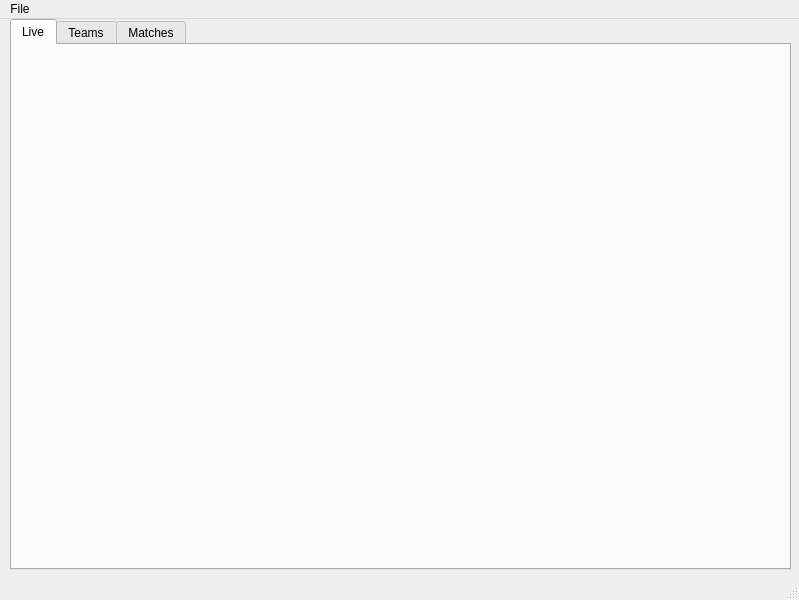
chhopsky/updatethestream, file form.ui: the form before one commit.
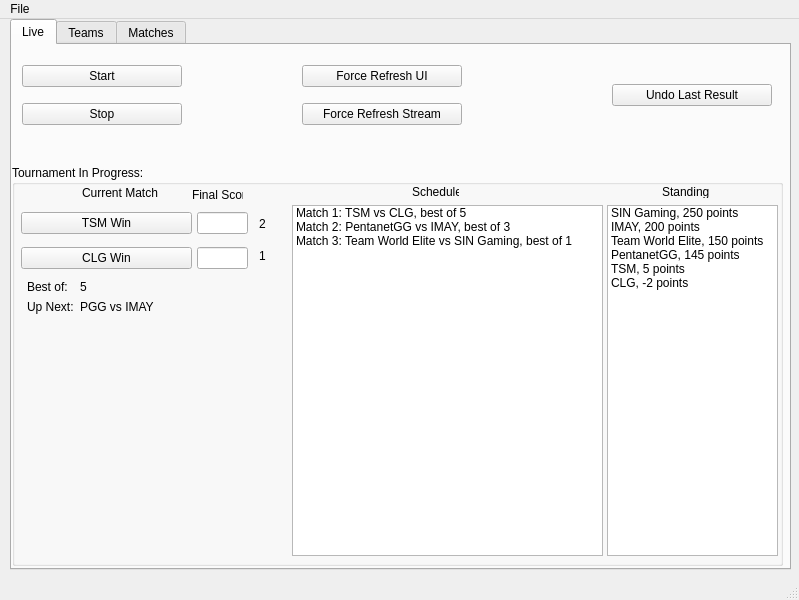
The form after the commit. The open tabs and pages were chosen to show the change.

What changed in the file:
```diff
--- a/form.ui
+++ b/form.ui
@@ -30,6 +30,368 @@
      <attribute name="title">
       <string>Live</string>
      </attribute>
+     <widget class="QWidget" name="verticalLayoutWidget">
+      <property name="geometry">
+       <rect>
+        <x>10</x>
+        <y>10</y>
+        <width>160</width>
+        <height>80</height>
+       </rect>
+      </property>
+      <layout class="QVBoxLayout" name="startstop_vbox">
+       <item>
+        <widget class="QPushButton" name="start_button">
+         <property name="toolTip">
+          <string>Starts the tournament with all current configuration. Writes out OBS files to disk.</string>
+         </property>
+         <property name="text">
+          <string>Start</string>
+         </property>
+        </widget>
+       </item>
+       <item>
+        <widget class="QPushButton" name="stop_button">
+         <property name="toolTip">
+          <string>Stops the tournament. All progress will be lost.</string>
+         </property>
+         <property name="text">
+          <string>Stop</string>
+         </property>
+        </widget>
+       </item>
+      </layout>
+     </widget>
+     <widget class="QGroupBox" name="groupBox">
+      <property name="geometry">
+       <rect>
+        <x>0</x>
+        <y>120</y>
+        <width>771</width>
+        <height>401</height>
+       </rect>
+      </property>
+      <property name="title">
+       <string>Tournament In Progress:</string>
+      </property>
+      <widget class="QWidget" name="verticalLayoutWidget_3">
+       <property name="geometry">
+        <rect>
+         <x>240</x>
+         <y>40</y>
+         <width>21</width>
+         <height>71</height>
+        </rect>
+       </property>
+       <layout class="QVBoxLayout" name="current_score_vbox">
+        <item>
+         <widget class="QLabel" name="team1_score_label">
+          <property name="sizePolicy">
+           <sizepolicy hsizetype="Preferred" vsizetype="Fixed">
+            <horstretch>0</horstretch>
+            <verstretch>0</verstretch>
+           </sizepolicy>
+          </property>
+          <property name="text">
+           <string>2</string>
+          </property>
+          <property name="alignment">
+           <set>Qt::AlignCenter</set>
+          </property>
+         </widget>
+        </item>
+        <item>
+         <widget class="QLabel" name="team2_score_label">
+          <property name="sizePolicy">
+           <sizepolicy hsizetype="Preferred" vsizetype="Fixed">
+            <horstretch>0</horstretch>
+            <verstretch>0</verstretch>
+           </sizepolicy>
+          </property>
+          <property name="text">
+           <string>1</string>
+          </property>
+          <property name="alignment">
+           <set>Qt::AlignCenter</set>
+          </property>
+         </widget>
+        </item>
+       </layout>
+      </widget>
+      <widget class="QLabel" name="score_label">
+       <property name="geometry">
+        <rect>
+         <x>180</x>
+         <y>20</y>
+         <width>51</width>
+         <height>20</height>
+        </rect>
+       </property>
+       <property name="text">
+        <string>Final Score</string>
+       </property>
+      </widget>
+      <widget class="QWidget" name="verticalLayoutWidget_2">
+       <property name="geometry">
+        <rect>
+         <x>9</x>
+         <y>40</y>
+         <width>171</width>
+         <height>71</height>
+        </rect>
+       </property>
+       <layout class="QVBoxLayout" name="win_controls_vbox">
+        <item>
+         <widget class="QPushButton" name="team1_win_button">
+          <property name="text">
+           <string>TSM Win</string>
+          </property>
+         </widget>
+        </item>
+        <item>
+         <widget class="QPushButton" name="team2_win_button">
+          <property name="sizePolicy">
+           <sizepolicy hsizetype="Preferred" vsizetype="Fixed">
+            <horstretch>0</horstretch>
+            <verstretch>0</verstretch>
+           </sizepolicy>
+          </property>
+          <property name="text">
+           <string>CLG Win</string>
+          </property>
+         </widget>
+        </item>
+       </layout>
+      </widget>
+      <widget class="QLabel" name="now_playing_label">
+       <property name="geometry">
+        <rect>
+         <x>70</x>
+         <y>20</y>
+         <width>81</width>
+         <height>16</height>
+        </rect>
+       </property>
+       <property name="text">
+        <string>Current Match</string>
+       </property>
+      </widget>
+      <widget class="QLabel" name="standings_label">
+       <property name="geometry">
+        <rect>
+         <x>650</x>
+         <y>20</y>
+         <width>47</width>
+         <height>13</height>
+        </rect>
+       </property>
+       <property name="text">
+        <string>Standings</string>
+       </property>
+      </widget>
+      <widget class="QLabel" name="schedule_label">
+       <property name="geometry">
+        <rect>
+         <x>400</x>
+         <y>20</y>
+         <width>47</width>
+         <height>13</height>
+        </rect>
+       </property>
+       <property name="text">
+        <string>Schedule</string>
+       </property>
+      </widget>
+      <widget class="QWidget" name="formLayoutWidget_5">
+       <property name="geometry">
+        <rect>
+         <x>10</x>
+         <y>110</y>
+         <width>251</width>
+         <height>281</height>
+        </rect>
+       </property>
+       <layout class="QFormLayout" name="info_form">
+        <property name="leftMargin">
+         <number>5</number>
+        </property>
+        <property name="topMargin">
+         <number>5</number>
+        </property>
+        <item row="0" column="0">
+         <widget class="QLabel" name="best_of_label">
+          <property name="text">
+           <string>Best of:</string>
+          </property>
+         </widget>
+        </item>
+        <item row="0" column="1">
+         <widget class="QLabel" name="best_of_count_label">
+          <property name="text">
+           <string>5</string>
+          </property>
+         </widget>
+        </item>
+        <item row="1" column="0">
+         <widget class="QLabel" name="up_next_label">
+          <property name="text">
+           <string>Up Next:</string>
+          </property>
+         </widget>
+        </item>
+        <item row="1" column="1">
+         <widget class="QLabel" name="up_next_match">
+          <property name="text">
+           <string>PGG vs IMAY</string>
+          </property>
+         </widget>
+        </item>
+       </layout>
+      </widget>
+      <widget class="QListWidget" name="listWidget">
+       <property name="geometry">
+        <rect>
+         <x>280</x>
+         <y>40</y>
+         <width>311</width>
+         <height>351</height>
+        </rect>
+       </property>
+       <item>
+        <property name="text">
+         <string>Match 1: TSM vs CLG, best of 5</string>
+        </property>
+       </item>
+       <item>
+        <property name="text">
+         <string>Match 2: PentanetGG vs IMAY, best of 3</string>
+        </property>
+       </item>
+       <item>
+        <property name="text">
+         <string>Match 3: Team World Elite vs SIN Gaming, best of 1</string>
+        </property>
+       </item>
+      </widget>
+      <widget class="QListWidget" name="listWidget_2">
+       <property name="geometry">
+        <rect>
+         <x>595</x>
+         <y>40</y>
+         <width>171</width>
+         <height>351</height>
+        </rect>
+       </property>
+       <item>
+        <property name="text">
+         <string>SIN Gaming, 250 points</string>
+        </property>
+       </item>
+       <item>
+        <property name="text">
+         <string>IMAY, 200 points</string>
+        </property>
+       </item>
+       <item>
+        <property name="text">
+         <string>Team World Elite, 150 points</string>
+        </property>
+       </item>
+       <item>
+        <property name="text">
+         <string>PentanetGG, 145 points</string>
+        </property>
+       </item>
+       <item>
+        <property name="text">
+         <string>TSM, 5 points</string>
+        </property>
+       </item>
+       <item>
+        <property name="text">
+         <string>CLG, -2 points</string>
+        </property>
+       </item>
+      </widget>
+      <widget class="QWidget" name="verticalLayoutWidget_4">
+       <property name="geometry">
+        <rect>
+         <x>180</x>
+         <y>40</y>
+         <width>61</width>
+         <height>71</height>
+        </rect>
+       </property>
+       <layout class="QVBoxLayout" name="current_score_vbox_2">
+        <property name="leftMargin">
+         <number>5</number>
+        </property>
+        <property name="rightMargin">
+         <number>5</number>
+        </property>
+        <item>
+         <widget class="QLineEdit" name="lineEdit_2"/>
+        </item>
+        <item>
+         <widget class="QLineEdit" name="lineEdit"/>
+        </item>
+       </layout>
+      </widget>
+     </widget>
+     <widget class="QWidget" name="verticalLayoutWidget_5">
+      <property name="geometry">
+       <rect>
+        <x>600</x>
+        <y>10</y>
+        <width>160</width>
+        <height>80</height>
+       </rect>
+      </property>
+      <layout class="QVBoxLayout" name="undo_vbox">
+       <item>
+        <widget class="QPushButton" name="undo_button">
+         <property name="toolTip">
+          <string>In case of misclicking which team won, click this to roll back.</string>
+         </property>
+         <property name="text">
+          <string>Undo Last Result</string>
+         </property>
+        </widget>
+       </item>
+      </layout>
+     </widget>
+     <widget class="QWidget" name="verticalLayoutWidget_6">
+      <property name="geometry">
+       <rect>
+        <x>290</x>
+        <y>10</y>
+        <width>160</width>
+        <height>80</height>
+       </rect>
+      </property>
+      <layout class="QVBoxLayout" name="refresh_vbox">
+       <item>
+        <widget class="QPushButton" name="refresh_ui_button">
+         <property name="toolTip">
+          <string>Update with configuration changes. Use this at your own risk.</string>
+         </property>
+         <property name="text">
+          <string>Force Refresh UI</string>
+         </property>
+        </widget>
+       </item>
+       <item>
+        <widget class="QPushButton" name="refresh_stream_button">
+         <property name="toolTip">
+          <string>Forcibly rewrites the stream labels to disk.</string>
+         </property>
+         <property name="text">
+          <string>Force Refresh Stream</string>
+         </property>
+        </widget>
+       </item>
+      </layout>
+     </widget>
     </widget>
     <widget class="QWidget" name="teams_tab">
      <attribute name="title">
@@ -87,7 +449,7 @@
         </widget>
        </item>
        <item row="2" column="1">
-        <widget class="QLineEdit" name="lineEdit">
+        <widget class="QLineEdit" name="add_team_points_field">
          <property name="text">
           <string/>
          </property>
@@ -163,7 +525,7 @@
         </widget>
        </item>
        <item row="2" column="1">
-        <widget class="QLineEdit" name="lineEdit_2">
+        <widget class="QLineEdit" name="edit_team_points_field">
          <property name="text">
           <string/>
          </property>
```
Left out of the diff: 134 changed lines with no effect on the pictures.
